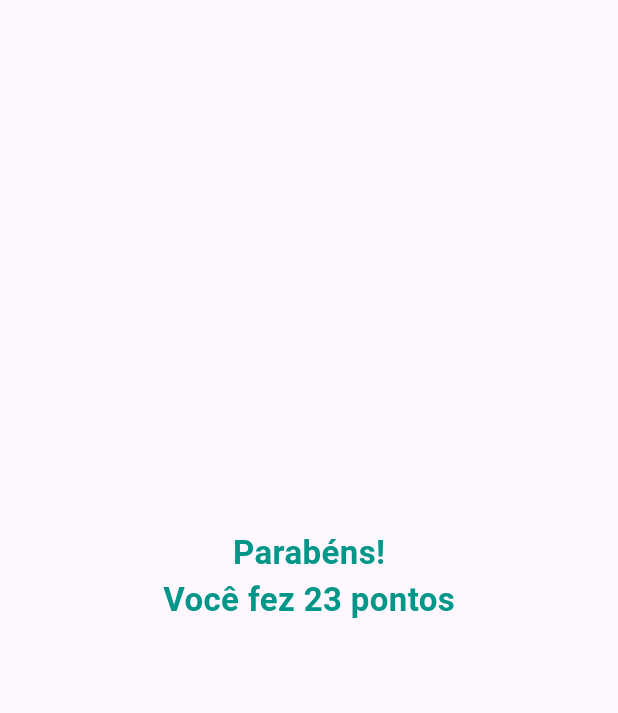
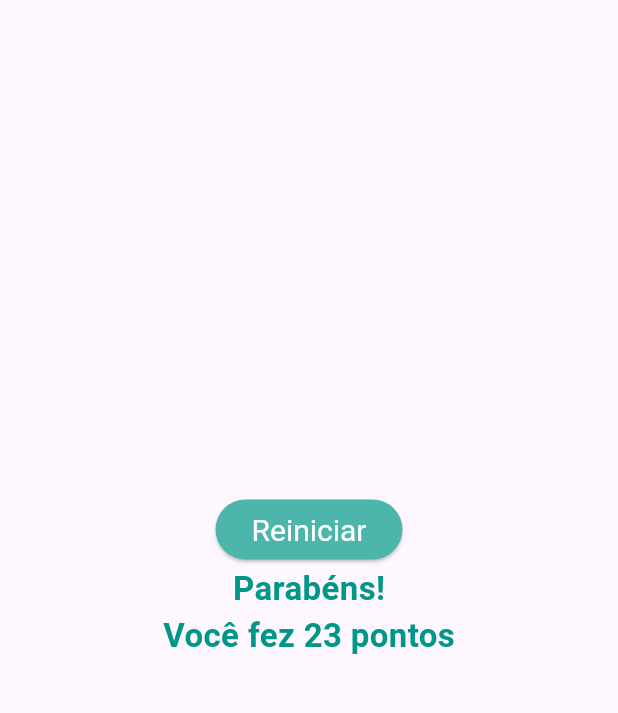
Before and after one commit to mateusalmeiida/quiz-flutter, a Flutter app: the screen it shows after launch, after a tap on "Azul", after a tap on "Gato", after a tap on "Guerra nas estrelas", on a phone screen of 412 x 824 dp, the part 84-797 px from its top. Run offline on Flutter 3.47's test engine with Material 3 defaults, Android fonts, the phone set to English and light mode, and no system bars.

Commit message:
Recurso de reiniciar questionário adicionado

```diff
--- a/lib/main.dart
+++ b/lib/main.dart
@@ -49,6 +49,13 @@ class _PerguntaAppState extends State<PerguntaApp> {
     }
   }
 
+  void _reiniciarQuestionario() {
+    setState(() {
+      _perguntaSelecionada = 0;
+      _pontuacaoTotal = 0;
+    });
+  }
+
   bool get temPerguntaSelecionada {
     return _perguntaSelecionada < _questionario.length;
   }
@@ -74,6 +81,7 @@ class _PerguntaAppState extends State<PerguntaApp> {
                   responder: _responder,
                 )
               : Resultado(
+                  reiniciarQuestionario: _reiniciarQuestionario,
                   pontuacao: _pontuacaoTotal.toString(),
                 )),
     );
--- a/lib/resultado.dart
+++ b/lib/resultado.dart
@@ -2,8 +2,12 @@ import 'package:flutter/material.dart';
 
 class Resultado extends StatelessWidget {
   final String pontuacao;
+  final void Function() reiniciarQuestionario;
 
-  const Resultado({required this.pontuacao, super.key});
+  const Resultado(
+      {required this.reiniciarQuestionario,
+      required this.pontuacao,
+      super.key});
 
   @override
   Widget build(BuildContext context) {
@@ -12,6 +16,16 @@ class Resultado extends StatelessWidget {
           crossAxisAlignment: CrossAxisAlignment.center,
           mainAxisAlignment: MainAxisAlignment.center,
           children: [
+            ElevatedButton(
+                style: ButtonStyle(
+                  foregroundColor: WidgetStateProperty.all<Color>(Colors.white),
+                  backgroundColor:
+                      WidgetStateProperty.all<Color>(Colors.teal[300]!),
+                  textStyle: WidgetStateProperty.all<TextStyle>(
+                      TextStyle(fontSize: 20)),
+                ),
+                onPressed: reiniciarQuestionario,
+                child: Text('Reiniciar')),
             Text(
               'Parabéns!',
               style: TextStyle(
```
